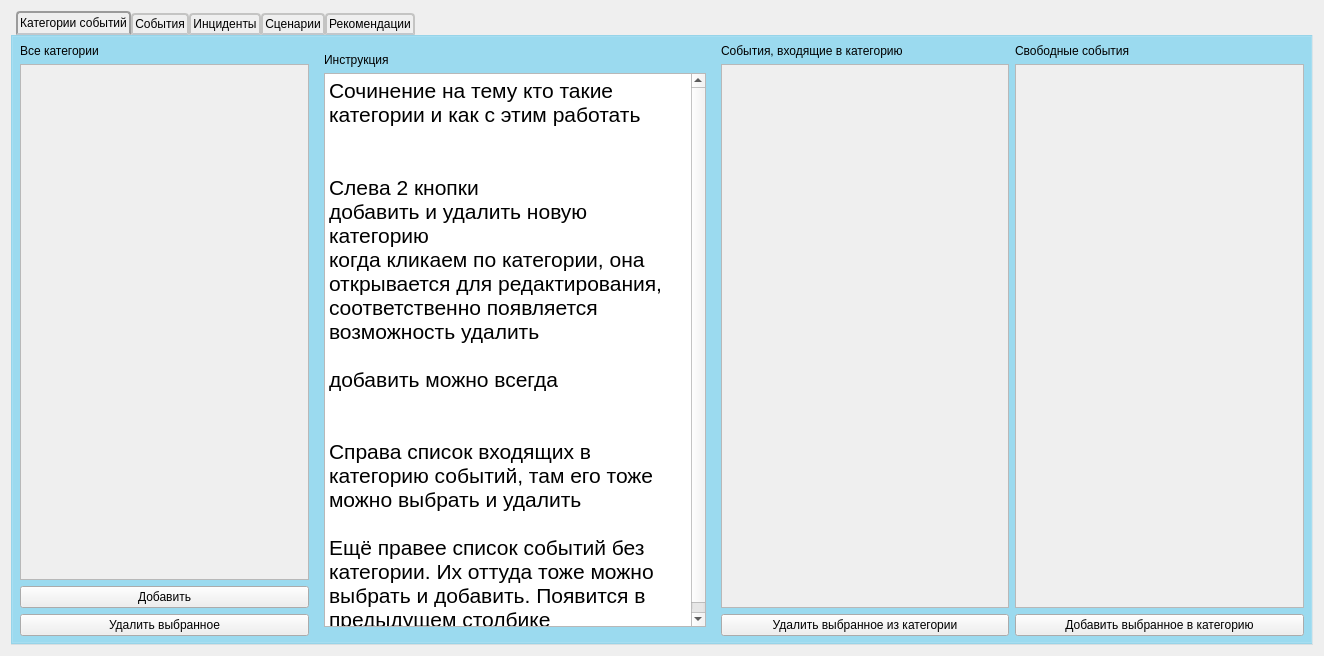
xamlo721/SecurityHelper, file ui/admin/AdminEditMenuWidget.ui: the form before one commit.
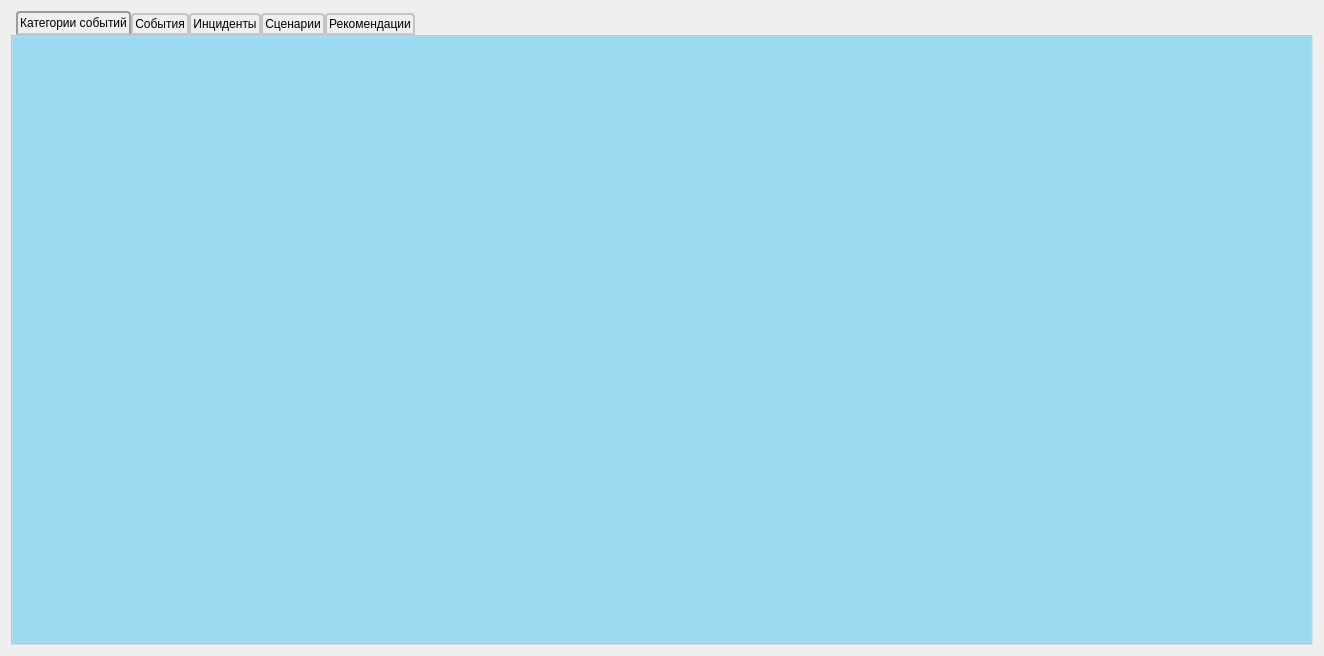
The form after the commit. Custom widgets are drawn as their Qt base class.

```diff
--- a/ui/admin/AdminEditMenuWidget.ui
+++ b/ui/admin/AdminEditMenuWidget.ui
@@ -74,191 +74,7 @@
       <attribute name="title">
        <string>Категории событий</string>
       </attribute>
-      <layout class="QVBoxLayout" name="verticalLayout">
-       <item>
-        <layout class="QHBoxLayout" name="horizontalLayout_2">
-         <item>
-          <layout class="QVBoxLayout" name="verticalLayout_4">
-           <item>
-            <widget class="QLabel" name="label_categoryList_title">
-             <property name="text">
-              <string>Все категории</string>
-             </property>
-            </widget>
-           </item>
-           <item>
-            <widget class="QScrollArea" name="scrollArea_categories">
-             <property name="maximumSize">
-              <size>
-               <width>400</width>
-               <height>16777215</height>
-              </size>
-             </property>
-             <property name="layoutDirection">
-              <enum>Qt::LeftToRight</enum>
-             </property>
-             <property name="widgetResizable">
-              <bool>true</bool>
-             </property>
-             <widget class="QWidget" name="scrollAreaWidgetContents_categories">
-              <property name="geometry">
-               <rect>
-                <x>0</x>
-                <y>0</y>
-                <width>285</width>
-                <height>492</height>
-               </rect>
-              </property>
-             </widget>
-            </widget>
-           </item>
-           <item>
-            <widget class="QPushButton" name="pushButton_addCategory">
-             <property name="text">
-              <string>Добавить</string>
-             </property>
-            </widget>
-           </item>
-           <item>
-            <widget class="QPushButton" name="pushButton_deleteSelectedCategories">
-             <property name="text">
-              <string>Удалить выбранное</string>
-             </property>
-            </widget>
-           </item>
-          </layout>
-         </item>
-         <item>
-          <widget class="QWidget" name="widget_editCategoryMenu" native="true">
-           <property name="minimumSize">
-            <size>
-             <width>400</width>
-             <height>0</height>
-            </size>
-           </property>
-           <layout class="QVBoxLayout" name="verticalLayout_8">
-            <item>
-             <widget class="QLabel" name="label_Intruction_title">
-              <property name="text">
-               <string>Инструкция</string>
-              </property>
-             </widget>
-            </item>
-            <item>
-             <widget class="QTextEdit" name="textEdit_instruction">
-              <property name="enabled">
-               <bool>true</bool>
-              </property>
-              <property name="styleSheet">
-               <string notr="true"/>
-              </property>
-              <property name="readOnly">
-               <bool>true</bool>
-              </property>
-              <property name="html">
-               <string>&lt;!DOCTYPE HTML PUBLIC &quot;-//W3C//DTD HTML 4.0//EN&quot; &quot;http://www.w3.org/TR/REC-html40/strict.dtd&quot;&gt;
-&lt;html&gt;&lt;head&gt;&lt;meta name=&quot;qrichtext&quot; content=&quot;1&quot; /&gt;&lt;style type=&quot;text/css&quot;&gt;
-p, li { white-space: pre-wrap; }
-&lt;/style&gt;&lt;/head&gt;&lt;body style=&quot; font-family:'MS Shell Dlg 2'; font-size:8.25pt; font-weight:400; font-style:normal;&quot;&gt;
-&lt;p style=&quot; margin-top:0px; margin-bottom:0px; margin-left:0px; margin-right:0px; -qt-block-indent:0; text-indent:0px;&quot;&gt;&lt;span style=&quot; font-size:16pt;&quot;&gt;Сочинение на тему кто такие категории и как с этим работать&lt;/span&gt;&lt;/p&gt;
-&lt;p style=&quot; margin-top:0px; margin-bottom:0px; margin-left:0px; margin-right:0px; -qt-block-indent:0; text-indent:0px;&quot;&gt;&lt;span style=&quot; font-size:16pt;&quot;&gt;&lt;br /&gt;&lt;br /&gt;Слева 2 кнопки&lt;br /&gt;добавить и удалить новую категорию&lt;br /&gt;когда кликаем по категории, она открывается для редактирования, соответственно появляется возможность удалить&lt;br /&gt;&lt;br /&gt;добавить можно всегда&lt;br /&gt;&lt;br /&gt;&lt;br /&gt;Справа список входящих в категорию событий, там его тоже можно выбрать и удалить&lt;br /&gt;&lt;br /&gt;Ещё правее список событий без категории. Их оттуда тоже можно выбрать и добавить. Появится в предыдущем столбике&lt;/span&gt;&lt;/p&gt;&lt;/body&gt;&lt;/html&gt;</string>
-              </property>
-             </widget>
-            </item>
-           </layout>
-          </widget>
-         </item>
-         <item>
-          <layout class="QVBoxLayout" name="verticalLayout_3">
-           <item>
-            <widget class="QLabel" name="label_containedEvent_title">
-             <property name="text">
-              <string>События, входящие в категорию</string>
-             </property>
-            </widget>
-           </item>
-           <item>
-            <widget class="QScrollArea" name="scrollArea_categories_includedEvent">
-             <property name="maximumSize">
-              <size>
-               <width>400</width>
-               <height>16777215</height>
-              </size>
-             </property>
-             <property name="layoutDirection">
-              <enum>Qt::LeftToRight</enum>
-             </property>
-             <property name="widgetResizable">
-              <bool>true</bool>
-             </property>
-             <widget class="QWidget" name="scrollAreaWidgetContents_categories_includedEvent">
-              <property name="geometry">
-               <rect>
-                <x>0</x>
-                <y>0</y>
-                <width>286</width>
-                <height>519</height>
-               </rect>
-              </property>
-             </widget>
-            </widget>
-           </item>
-           <item>
-            <widget class="QPushButton" name="pushButton_removeFromCategory">
-             <property name="text">
-              <string>Удалить выбранное из категории</string>
-             </property>
-            </widget>
-           </item>
-          </layout>
-         </item>
-         <item>
-          <layout class="QVBoxLayout" name="verticalLayout_2">
-           <item>
-            <widget class="QLabel" name="label_allEvents_title">
-             <property name="text">
-              <string>Свободные события</string>
-             </property>
-            </widget>
-           </item>
-           <item>
-            <widget class="QScrollArea" name="scrollArea_categories_freeEvents">
-             <property name="maximumSize">
-              <size>
-               <width>400</width>
-               <height>16777215</height>
-              </size>
-             </property>
-             <property name="layoutDirection">
-              <enum>Qt::LeftToRight</enum>
-             </property>
-             <property name="widgetResizable">
-              <bool>true</bool>
-             </property>
-             <widget class="QWidget" name="scrollAreaWidgetContents_categories_freeEvents">
-              <property name="geometry">
-               <rect>
-                <x>0</x>
-                <y>0</y>
-                <width>285</width>
-                <height>519</height>
-               </rect>
-              </property>
-             </widget>
-            </widget>
-           </item>
-           <item>
-            <widget class="QPushButton" name="pushButton_addToCategory">
-             <property name="text">
-              <string>Добавить выбранное в категорию</string>
-             </property>
-            </widget>
-           </item>
-          </layout>
-         </item>
-        </layout>
-       </item>
-      </layout>
+      <layout class="QVBoxLayout" name="verticalLayout"/>
      </widget>
      <widget class="QWidget" name="events">
       <property name="enabled">
@@ -856,6 +672,38 @@
    </item>
   </layout>
  </widget>
+ <customwidgets>
+  <customwidget>
+   <class>AdminCategoriesWidget</class>
+   <extends>QWidget</extends>
+   <header>src/ui/admin/AdminCategoriesWidget.h</header>
+   <container>1</container>
+  </customwidget>
+  <customwidget>
+   <class>AdminEventsWidget</class>
+   <extends>QWidget</extends>
+   <header>src/ui/admin/AdminEventsWidget.h</header>
+   <container>1</container>
+  </customwidget>
+  <customwidget>
+   <class>AdminIncidentsWidget</class>
+   <extends>QWidget</extends>
+   <header>src/ui/admin/AdminIncidentsWidget.h</header>
+   <container>1</container>
+  </customwidget>
+  <customwidget>
+   <class>AdminScenariesWidget</class>
+   <extends>QWidget</extends>
+   <header>src/ui/admin/AdminScenariesWidget.h</header>
+   <container>1</container>
+  </customwidget>
+  <customwidget>
+   <class>AdminRecommendationWidget</class>
+   <extends>QWidget</extends>
+   <header>src/ui/admin/AdminRecommendationWidget.h</header>
+   <container>1</container>
+  </customwidget>
+ </customwidgets>
  <resources/>
  <connections/>
 </ui>
```
Left out of the diff: 583 changed lines with no effect on the pictures.
